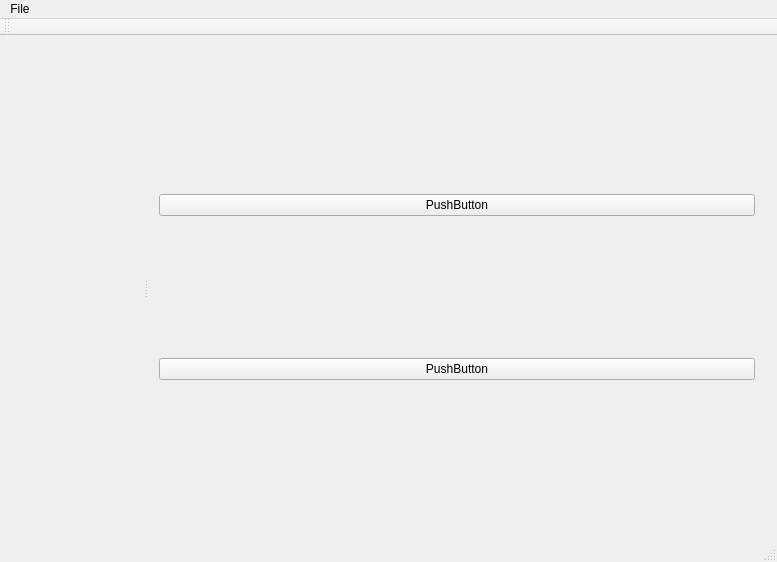
Old version of the form MapCreator/mainwindow.ui in the repository Antoniolm/Map_Creator-Qt5.
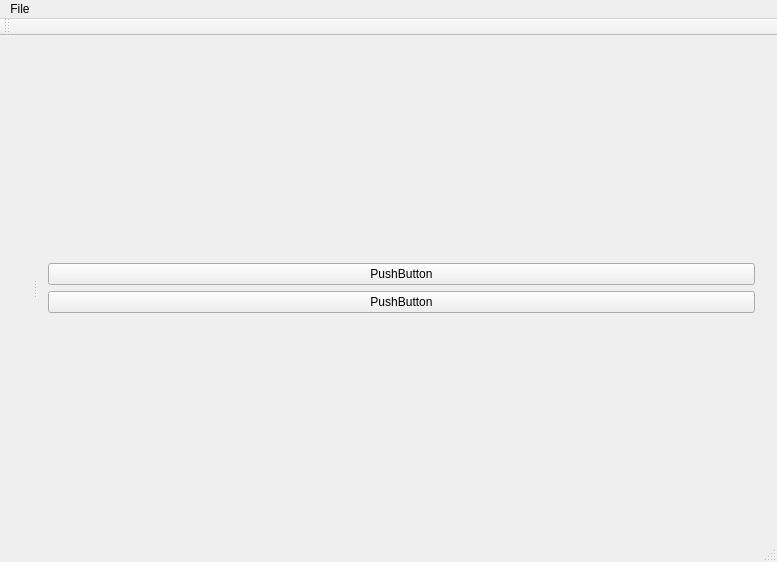
New version of the form.

What changed in the file:
```diff
--- a/MapCreator/mainwindow.ui
+++ b/MapCreator/mainwindow.ui
@@ -21,7 +21,11 @@
        <enum>Qt::Horizontal</enum>
       </property>
       <widget class="QWidget" name="horizontalLayoutWidget">
-       <layout class="QHBoxLayout" name="map_section"/>
+       <layout class="QHBoxLayout" name="map_section" stretch="">
+        <property name="sizeConstraint">
+         <enum>QLayout::SetFixedSize</enum>
+        </property>
+       </layout>
       </widget>
       <widget class="QWidget" name="verticalLayoutWidget">
        <layout class="QVBoxLayout" name="texture_section">
```
